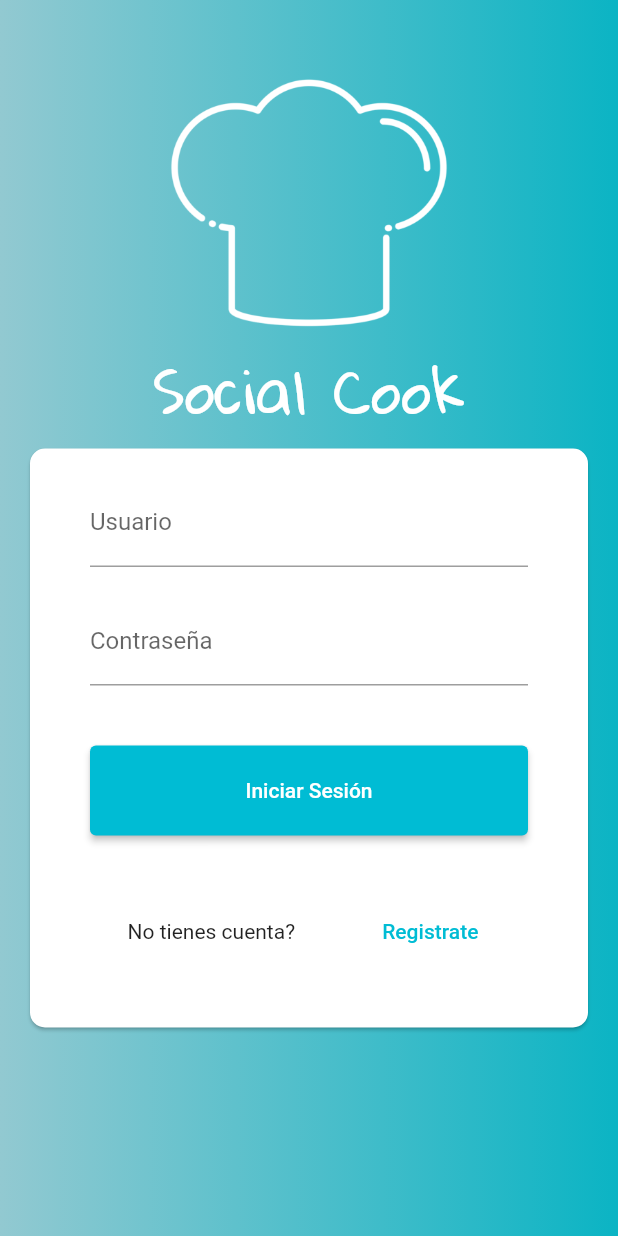
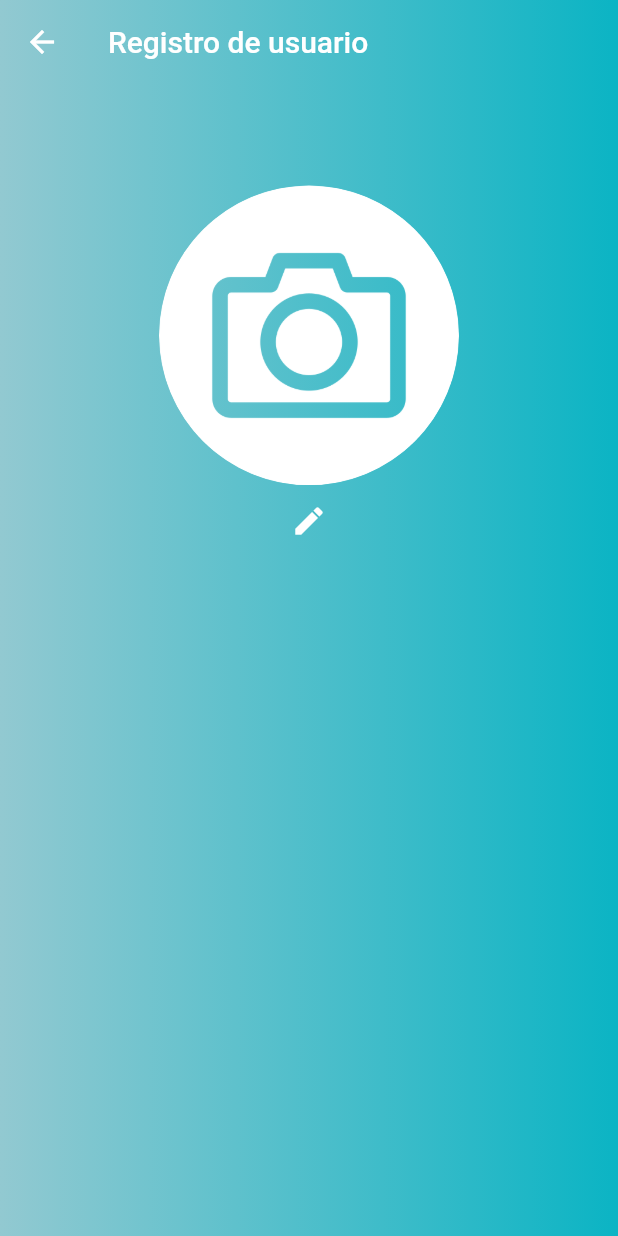
Before and after one commit to AndresCodeJS/social_cook, a Flutter app: the screen it shows after launch, after a tap on "Registrate", on a phone screen of 412 x 824 dp. Run offline on Flutter 3.47's test engine with Material 2 defaults, Android fonts, the light colour scheme and no system bars; our stand-ins replace flutter_keyboard_visibility, image_picker.

Commit message:
Pantalla de registro

```diff
--- a/lib/main.dart
+++ b/lib/main.dart
@@ -6,6 +6,7 @@ import 'package:social_cook/src/providers/user.dart';
 
 import 'package:social_cook/src/screens/homePage.dart';
 import 'package:social_cook/src/screens/login.dart';
+import 'package:social_cook/src/screens/register.dart';
 
 void main() {
   runApp(MyApp());
@@ -34,6 +35,7 @@ class MyApp extends StatelessWidget {
         routes: {
           "/": (context) =>  const MyLoginPage(title: "Login",),
            "/homePage": (context) =>  const HomePage(),
+           "/register": (context) =>  const Register(),
 
         }
       ),
--- a/lib/src/screens/login.dart
+++ b/lib/src/screens/login.dart
@@ -114,7 +114,7 @@ class _MyLoginPageState extends State<MyLoginPage> {
                             mainAxisAlignment: MainAxisAlignment.spaceAround,
                             children:  <Widget>[
                               const Text("No tienes cuenta?"),
-                              TextButton(onPressed: () => {}, child: const Text("Registrate"))
+                              TextButton(onPressed: () => {_onRegister(context)}, child: const Text("Registrate"))
                             ],
                           )
                     ],
@@ -146,4 +146,9 @@ class _MyLoginPageState extends State<MyLoginPage> {
       });
     }
   }
+
+  _onRegister(BuildContext context) {
+
+    Navigator.of(context).pushNamed("/register");
+  }
 }
--- /dev/null
+++ b/lib/src/screens/register.dart
@@ -0,0 +1,95 @@
+import 'dart:io';
+
+import 'package:flutter/material.dart';
+import 'package:image_picker/image_picker.dart';
+
+class Register extends StatefulWidget {
+  const Register({super.key});
+
+  @override
+  State<Register> createState() => _RegisterState();
+}
+
+class _RegisterState extends State<Register> {
+  @override
+  Widget build(BuildContext context) {
+    return Scaffold(
+      body: Stack(
+        children: [
+          Container(
+            width: double.infinity,
+            padding: const EdgeInsets.symmetric(vertical: 20),
+            decoration: const BoxDecoration(
+                gradient: LinearGradient(colors: [
+              Color.fromARGB(255, 146, 201, 209),
+              Color.fromARGB(255, 11, 180, 196)
+            ])),
+            /* child: const FlutterLogo(), */
+          ),
+          SizedBox(
+            height: 100,
+            width: double.infinity,
+            child: AppBar(
+                title: const Text(
+                  "Registro de usuario",
+                  textAlign: TextAlign.center,
+                  style: TextStyle(),
+                ),
+                iconTheme: const IconThemeData(color: Colors.white),
+                elevation: 0,
+                backgroundColor: Colors.transparent),
+          ),
+          Container(
+            margin:
+                EdgeInsets.only(top: MediaQuery.of(context).size.height * 0.15),
+            width: double.infinity,
+            child: Column(
+              mainAxisSize: MainAxisSize.min,
+              children: [
+                GestureDetector(
+                  onTap: _openImagePicker,
+                  child: ClipRRect(
+                   borderRadius: BorderRadius.circular(200.0),
+                    child: _image != null
+                        ? Image.file(
+                            _image!,
+                            fit: BoxFit.cover,
+                            height: 200,
+                            width: 200,
+                          )
+                        : Image.asset(
+                            "assets/camara.png",
+                            color: Colors.white,
+                            height: 200,
+                            width: 200,
+                          ),
+                  ),
+                ),
+                IconButton(
+                    onPressed: _openImagePicker,
+                    icon: const Icon(
+                      Icons.edit,
+                      color: Colors.white,
+                    ))
+              ],
+            ),
+          )
+        ],
+      ),
+    );
+  }
+
+  File? _image;
+
+  final _picker = ImagePicker();
+
+  Future<void> _openImagePicker() async {
+    final XFile? pickedImage =
+        await _picker.pickImage(source: ImageSource.camera);
+    if (pickedImage != null) {
+      setState(() {
+        _image = File(pickedImage.path);
+      });
+    }
+  }
+}
--- a/pubspec.yaml
+++ b/pubspec.yaml
@@ -35,6 +35,7 @@ dependencies:
   # The following adds the Cupertino Icons font to your application.
   # Use with the CupertinoIcons class for iOS style icons.
   cupertino_icons: ^1.0.2
+  image_picker: ^0.8.7+3
   flutter_keyboard_visibility: ^5.4.0
   provider: ^6.0.5
 
@@ -63,6 +64,7 @@ flutter:
   # To add assets to your application, add an assets section, like this:
   assets:
     - assets/sombrero.png
+    - assets/camara.png
   #   - images/a_dot_ham.jpeg
 
   # An image asset can refer to one or more resolution-specific "variants", see
```
Also changed, not shown: assets/camara.png (added), pubspec.lock, 1 other file.
